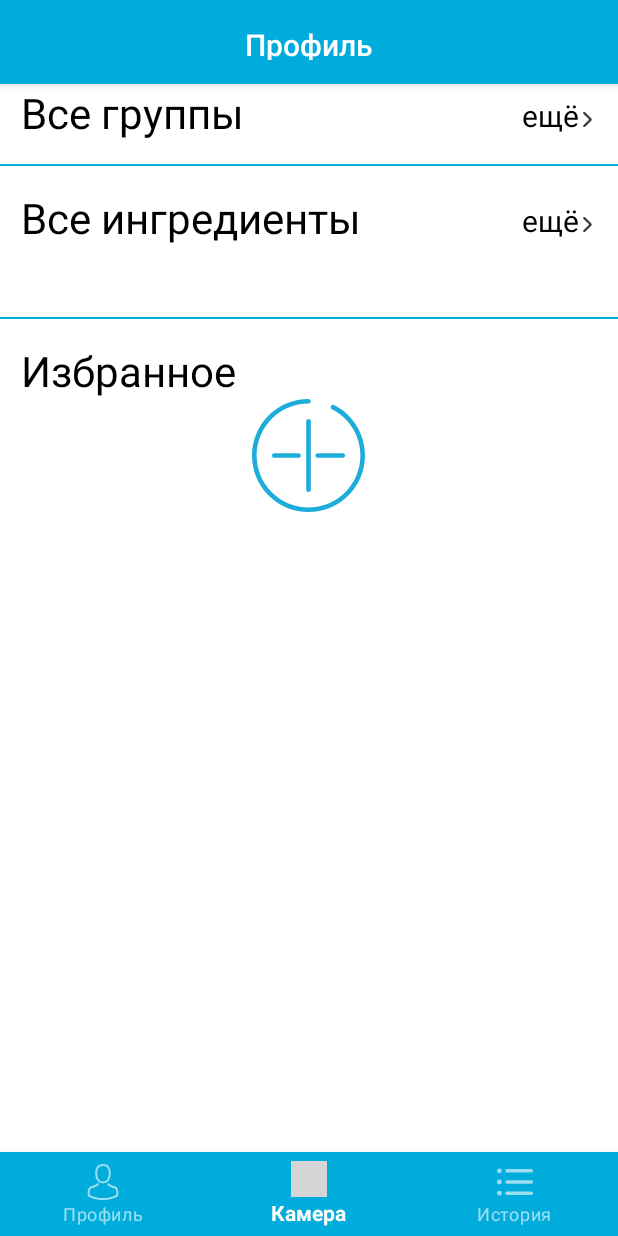
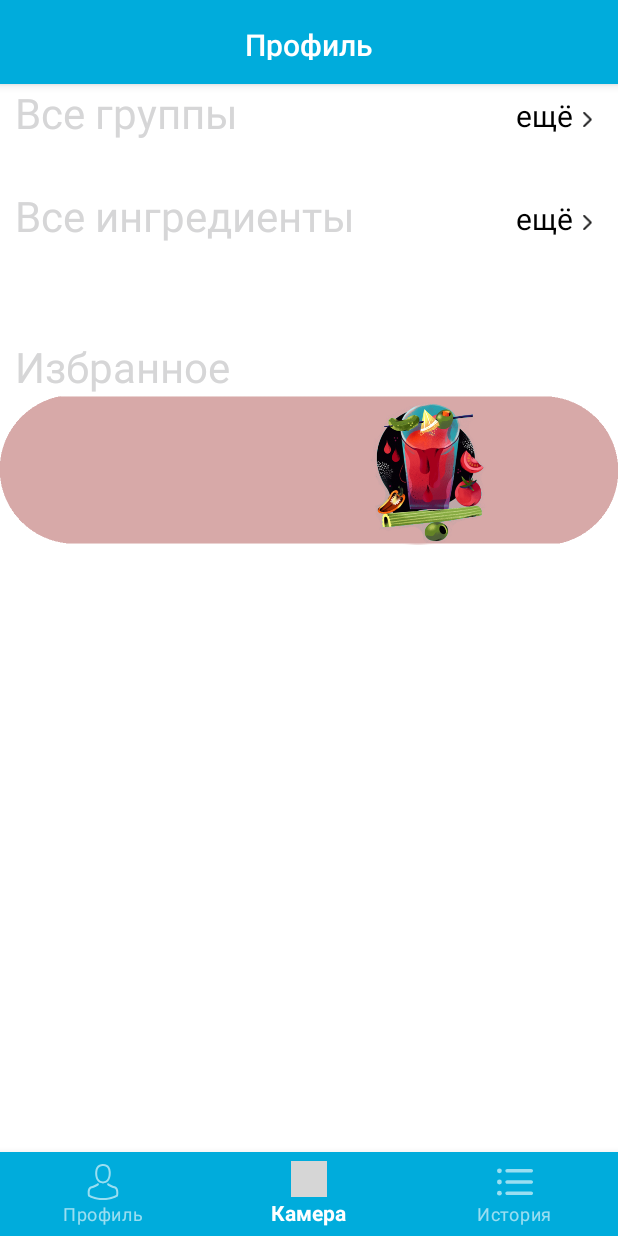
Before and after one commit to darxio/android, an Android app: the fragment ProfileFragment placed in its activity, on a phone screen of 412 x 824 dp. Run offline under Robolectric (Android 15) with nearby library versions, the phone set to English and light mode, and no system bars; our stand-ins replace Picasso, Room's generated code; libraries missing offline, so code that uses them is left out: com.arlib.floatingsearchview, com.facebook.drawee, com.facebook.imagepipeline, com.google.firebase.ml, com.jakewharton.retrofit2 and 1 more; pictures from the network do not load; 5 statements that could not run were skipped; grey boxes are pictures that could not be loaded.

Commit message:
favourites in the process

```diff
--- a/app/src/main/res/layout/fragment_profile.xml
+++ b/app/src/main/res/layout/fragment_profile.xml
@@ -47,7 +47,7 @@
                         android:layout_height="wrap_content"
                         android:paddingLeft="@dimen/profile_fragment_title_padding"
                         android:text="@string/all_groups"
-                        android:textColor="@color/black"
+                        android:textColor="@color/dark_gray"
                         android:textSize="28dp" />
 
                 <LinearLayout
@@ -70,6 +70,7 @@
                     <ImageView
                             android:layout_width="10dp"
                             android:layout_height="10dp"
+                            android:layout_marginStart="4dp"
                             android:layout_marginTop="11dp"
                             android:src="@drawable/ic_more" />
 
@@ -87,7 +88,7 @@
 
             <View
                     android:layout_width="match_parent"
-                    android:layout_height="1dp"
+                    android:layout_height="0dp"
                     android:layout_marginTop="15dp"
                     android:layout_marginBottom="15dp"
                     android:background="@color/colorPrimary" />
@@ -104,7 +105,7 @@
                         android:layout_height="wrap_content"
                         android:paddingLeft="@dimen/profile_fragment_title_padding"
                         android:text="@string/all_ingredients"
-                        android:textColor="@color/black"
+                        android:textColor="@color/dark_gray"
                         android:textSize="28dp" />
 
                 <LinearLayout
@@ -127,6 +128,7 @@
                     <ImageView
                             android:layout_width="10dp"
                             android:layout_height="10dp"
+                            android:layout_marginStart="4dp"
                             android:layout_marginTop="11dp"
                             android:src="@drawable/ic_more" />
 
@@ -172,7 +174,7 @@
 
             <View
                     android:layout_width="match_parent"
-                    android:layout_height="1dp"
+                    android:layout_height="0dp"
                     android:layout_marginTop="15dp"
                     android:layout_marginBottom="15dp"
                     android:background="@color/colorPrimary" />
@@ -189,7 +191,7 @@
                         android:layout_height="wrap_content"
                         android:paddingLeft="@dimen/profile_fragment_title_padding"
                         android:text="@string/favourites"
-                        android:textColor="@color/black"
+                        android:textColor="@color/dark_gray"
                         android:textSize="28dp" />
 
                 <LinearLayout
@@ -212,6 +214,7 @@
                     <ImageView
                             android:layout_width="10dp"
                             android:layout_height="10dp"
+                            android:layout_marginStart="4dp"
                             android:layout_marginTop="11dp"
                             android:src="@drawable/ic_more" />
 
@@ -237,10 +240,12 @@
 
                 <ImageButton
                         android:id="@+id/add_favs"
-                        android:layout_width="75dp"
-                        android:layout_height="75dp"
-                        android:background="@drawable/ic_plus_blue"
-                        android:layout_gravity="center"/>
+                        android:layout_width="wrap_content"
+                        android:layout_height="100dp"
+                        android:background="@drawable/favourites"
+                        android:layout_gravity="center">
+                </ImageButton>
+
             </LinearLayout>
 
         </LinearLayout>
--- a/app/src/main/res/values/dimens.xml
+++ b/app/src/main/res/values/dimens.xml
@@ -52,7 +52,7 @@
     <!-- Default screen margins, per the Android Design guidelines. -->
     <dimen name="appbar_height">56dp</dimen>
     <dimen name="appbar_padding">16dp</dimen>
-    <dimen name="profile_fragment_title_padding">14dp</dimen>
+    <dimen name="profile_fragment_title_padding">10dp</dimen>
     <dimen name="collapsible_appbar_height">270dp</dimen>
 
     <dimen name="product_property_title_size">15dp</dimen>
```
Also changed, not shown: app/src/main/res/drawable/favourites.png (added).
